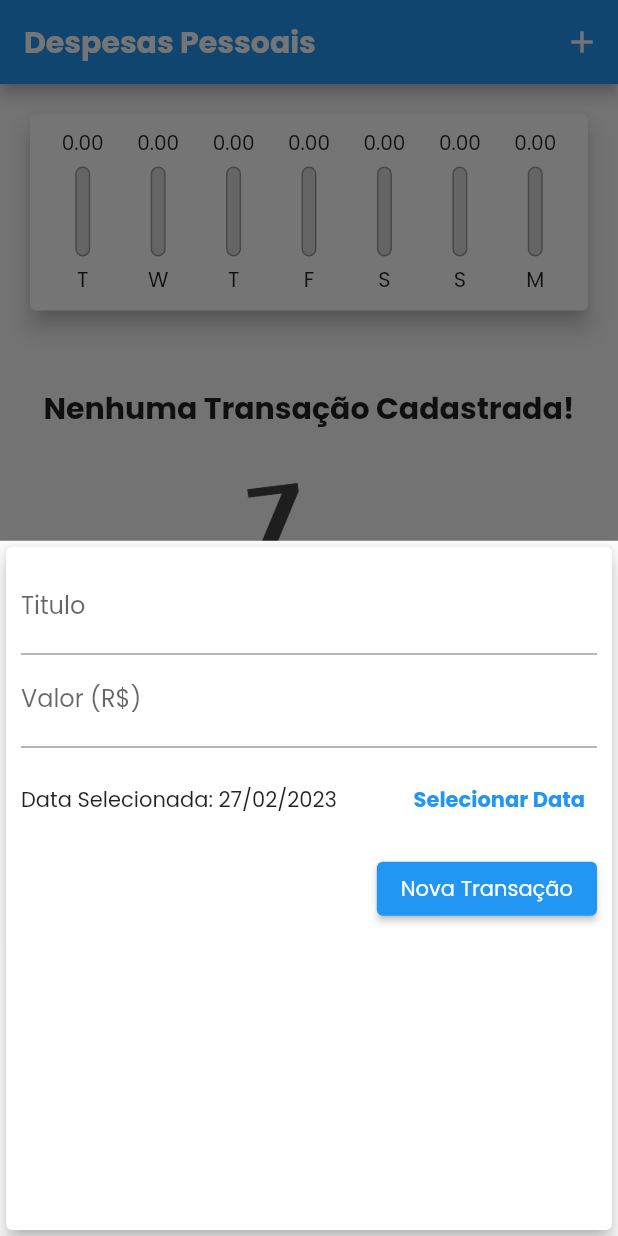
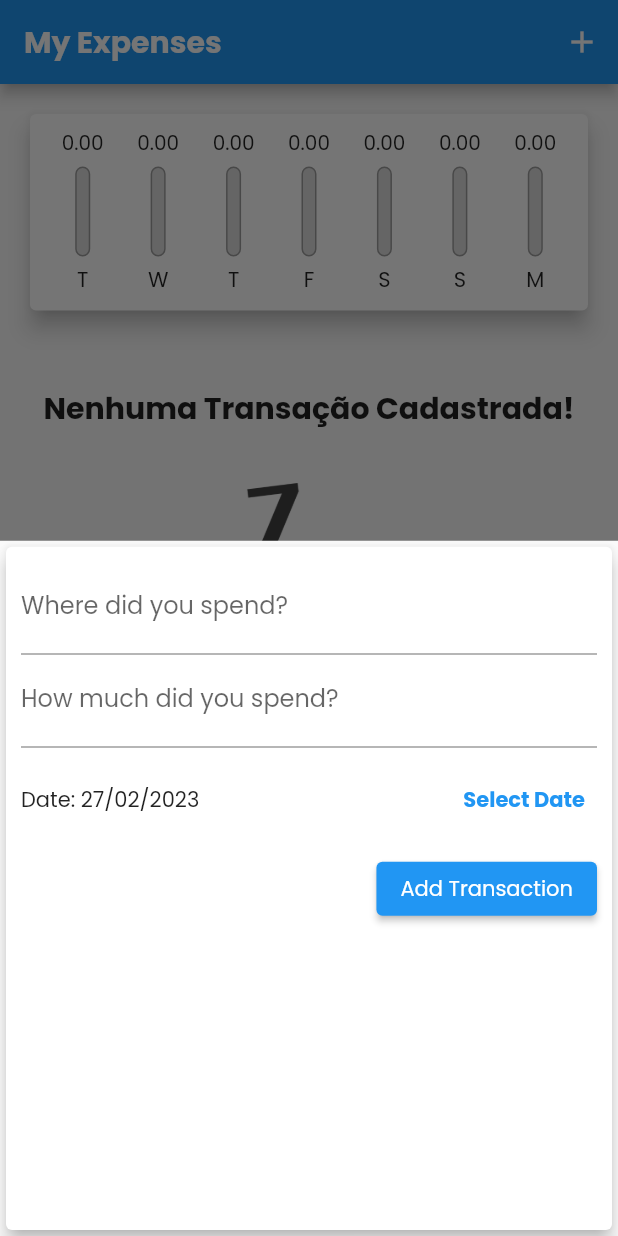
Before and after one commit to cauecbb/App-Despesas-Pessoais, a Flutter app: the screen it shows after launch, after a tap on the "add" icon, on a phone screen of 412 x 824 dp. Run offline on Flutter 3.47's test engine with Material 2 defaults, Android fonts, the phone set to English and light mode, and no system bars.

Commit message:
Altera Para Ingles

```diff
--- a/lib/components/transaction_form.dart
+++ b/lib/components/transaction_form.dart
@@ -60,7 +60,7 @@ class _TransactionFormState extends State<TransactionForm> {
               controller: _titleController,
               onSubmitted: (_) => _submitform(),
               decoration: const InputDecoration(
-                labelText: "Titulo",
+                labelText: "Where did you spend?",
               ),
             ),
             TextField(
@@ -69,7 +69,7 @@ class _TransactionFormState extends State<TransactionForm> {
                   const TextInputType.numberWithOptions(decimal: true),
               onSubmitted: (_) => _submitform(),
               decoration: const InputDecoration(
-                labelText: "Valor (R\$)",
+                labelText: "How much did you spend?",
               ),
             ),
             SizedBox(
@@ -79,14 +79,14 @@ class _TransactionFormState extends State<TransactionForm> {
                   Expanded(
                     child: Text(
                       _selectedDate == null
-                          ? "Nenhuma data selecionada!"
-                          : "Data Selecionada: ${DateFormat("dd/MM/y").format(_selectedDate!)}",
+                          ? "No Date Selected!"
+                          : "Date: ${DateFormat("dd/MM/y").format(_selectedDate!)}",
                     ),
                   ),
                   TextButton(
                     onPressed: _showDatePicker,
                     child: Text(
-                      "Selecionar Data",
+                      "Select Date",
                       style: TextStyle(
                         color: Theme.of(context).primaryColor,
                         fontWeight: FontWeight.bold,
@@ -102,7 +102,7 @@ class _TransactionFormState extends State<TransactionForm> {
                 ElevatedButton(
                   onPressed: _submitform,
                   child: const Text(
-                    "Nova Transação",
+                    "Add Transaction",
                     style: TextStyle(color: Colors.white),
                   ),
                 ),
--- a/lib/main.dart
+++ b/lib/main.dart
@@ -79,7 +79,7 @@ class _MyHomePageState extends State<MyHomePage> {
     return Scaffold(
       appBar: AppBar(
         title: const Text(
-          "Despesas Pessoais",
+          "My Expenses",
           style: TextStyle(
             fontFamily: 'Poppins',
             fontWeight: FontWeight.bold,
```
